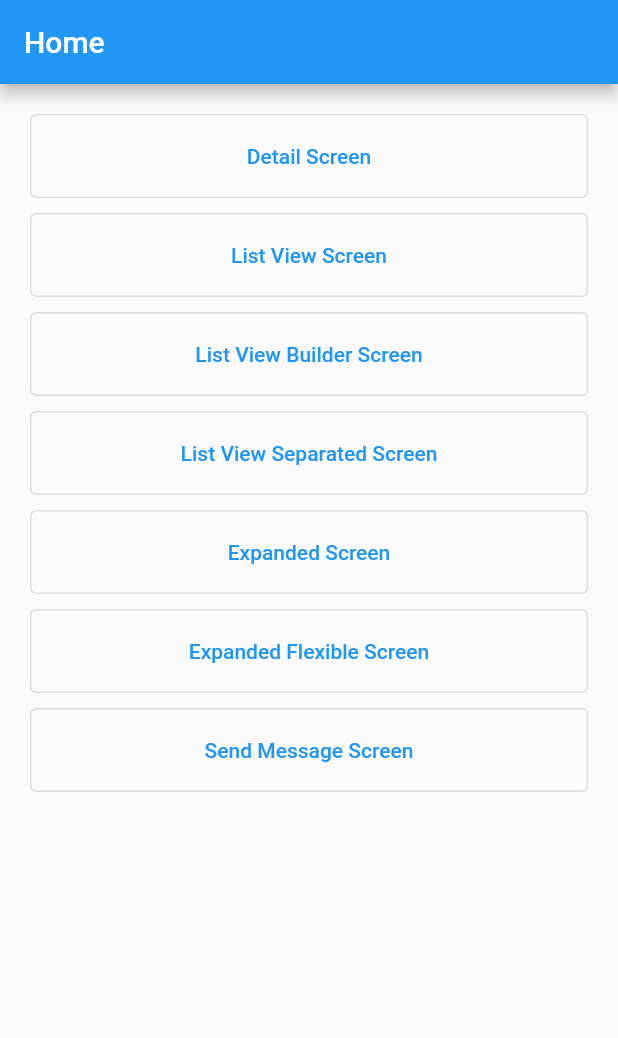
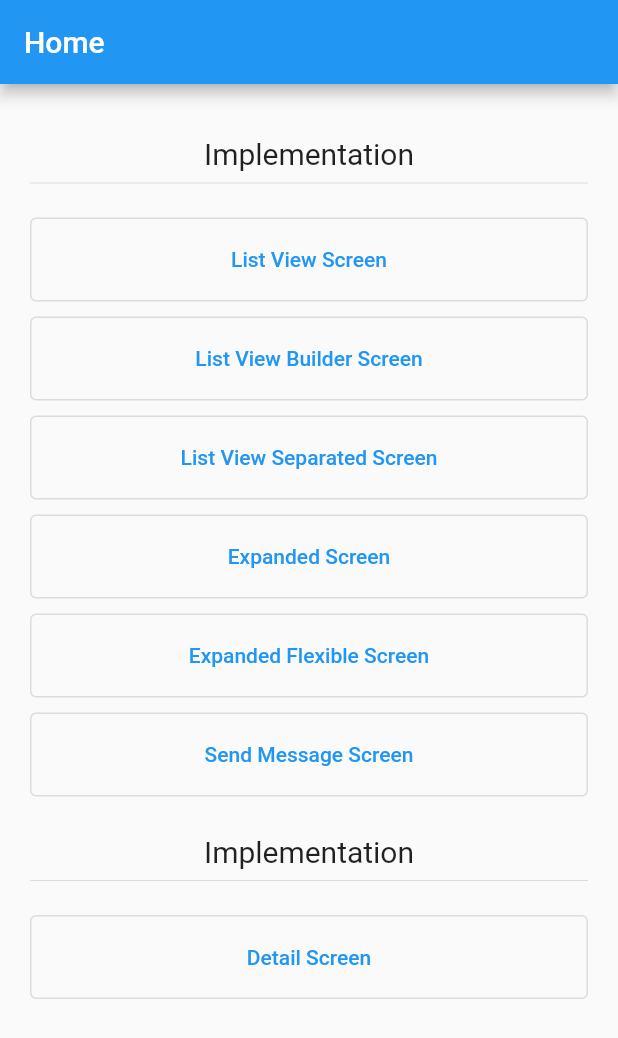
Before and after one commit to Mfdsix/Dicoding-Belajar-Membuat-Aplikasi-Flutter-untuk-Pemula, a Flutter app: the screen it shows after launch, on a phone screen of 412 x 824 dp. Shown: the top 1038 px of the screen. Run offline on Flutter 3.47's test engine with Material 2 defaults, Android fonts, the phone set to English and light mode, and no system bars.

Commit message:
grouping menu and add title

```diff
--- a/lib/home_screen.dart
+++ b/lib/home_screen.dart
@@ -18,8 +18,7 @@ class HomeScreen extends StatelessWidget {
         padding: EdgeInsets.all(20.0),
         child: ListView(
           children: [
-            NavigatorButton(
-                title: "Detail Screen", destination: DetailScreen()),
+            Title(title: "Basic"),
             NavigatorButton(
                 title: "List View Screen", destination: ListScreen()),
             NavigatorButton(
@@ -37,6 +36,9 @@ class HomeScreen extends StatelessWidget {
                 title: "Send Message Screen",
                 destination:
                     SendDataScreen(message: "message from home screen")),
+            Title(title: "Implementation"),
+            NavigatorButton(
+                title: "Detail Screen", destination: DetailScreen()),
           ],
         ),
       ),
@@ -68,3 +70,22 @@ class NavigatorButton extends StatelessWidget {
     );
   }
 }
+
+class Title extends StatelessWidget {
+  final String title;
+  const Title({required this.title});
+
+  @override
+  Widget build(BuildContext context) {
+    return Container(
+      margin: EdgeInsets.symmetric(vertical: 15.0),
+      child: Column(
+        children: [
+          Text("Implementation",
+              textAlign: TextAlign.center, style: TextStyle(fontSize: 20)),
+          Divider(),
+        ],
+      ),
+    );
+  }
+}
```
